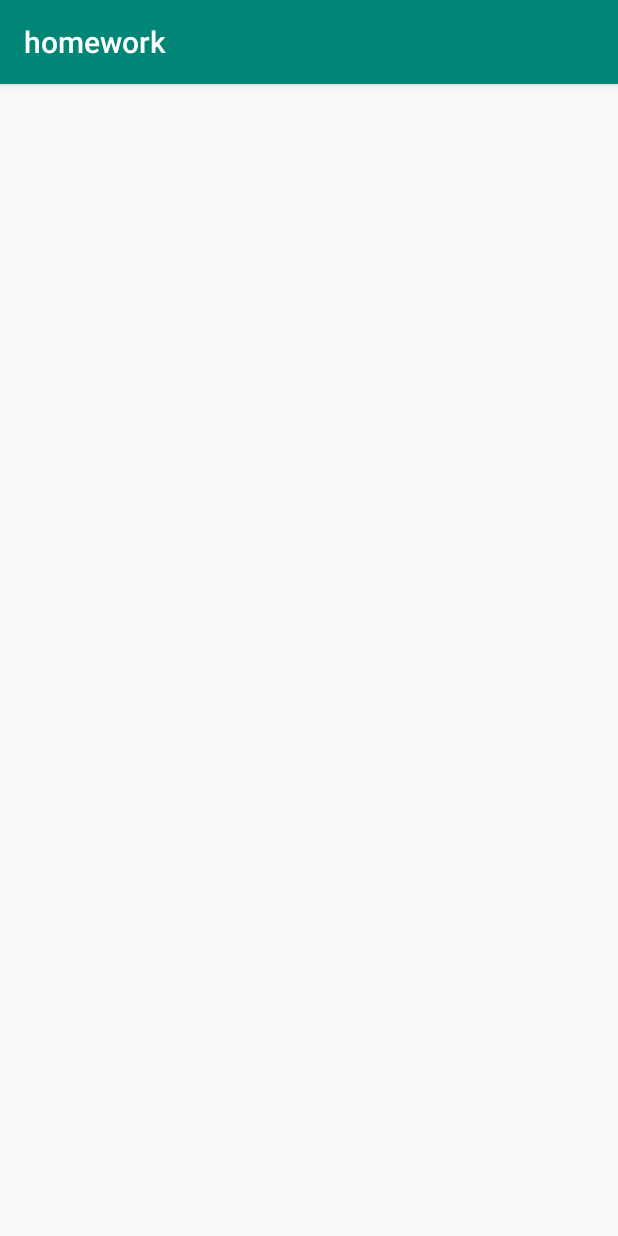
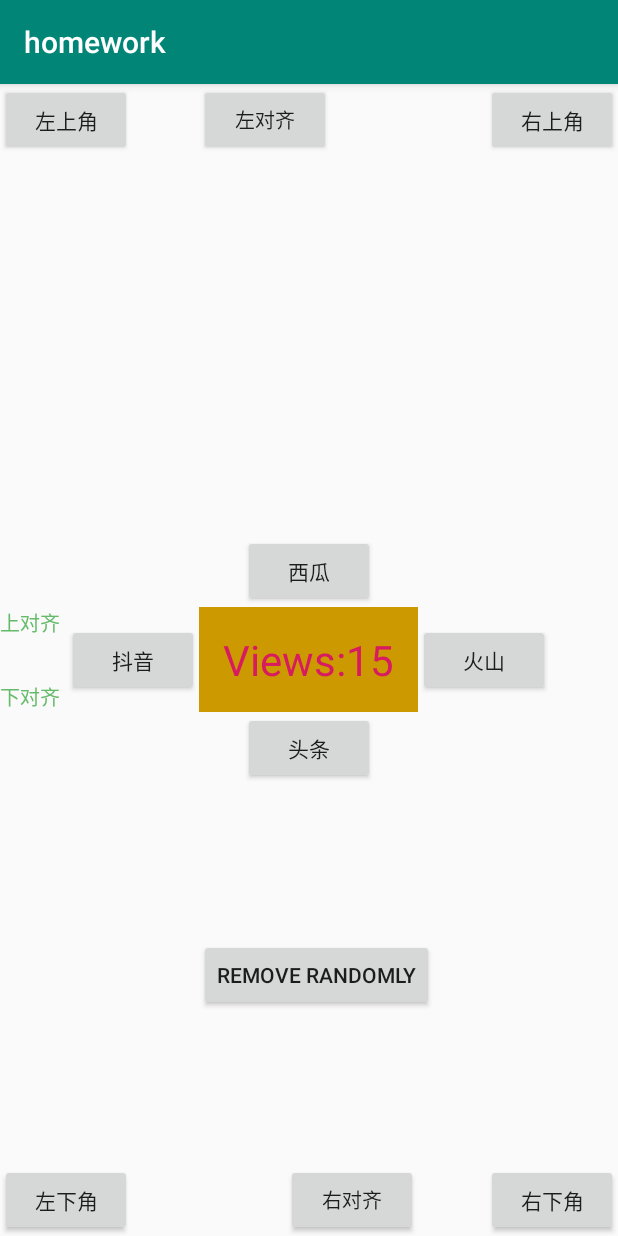
Before and after one commit to Gaojianli/app_playground, an Android app: the Exercises2 screen opened directly, with no data from a screen before it, on a phone screen of 412 x 824 dp. Run offline under Robolectric (Android 15) with nearby library versions, the phone set to English and light mode, and no system bars.

Commit message:
finish exer2

```diff
--- a/2nd/app/src/main/java/chapter/android/aweme/ss/com/homework/Exercises1.java
+++ b/2nd/app/src/main/java/chapter/android/aweme/ss/com/homework/Exercises1.java
@@ -41,7 +41,7 @@ public class Exercises1 extends AppCompatActivity {
     @Override
     protected void onCreate(@Nullable Bundle savedInstanceState) {
         super.onCreate(savedInstanceState);
-        setContentView(R.layout.activity_exec1);
+        setContentView(R.layout.activity_exer1);
         mLifecycleDisplay = findViewById(R.id.tv_loglifecycle);
         globalVar= ((MainApplication) getApplication()).getGlobalVar();
         if (globalVar.get(TAG) == null) {
--- a/2nd/app/src/main/java/chapter/android/aweme/ss/com/homework/Exercises2.java
+++ b/2nd/app/src/main/java/chapter/android/aweme/ss/com/homework/Exercises2.java
@@ -3,7 +3,12 @@ package chapter.android.aweme.ss.com.homework;
 import android.os.Bundle;
 import android.support.annotation.Nullable;
 import android.support.v7.app.AppCompatActivity;
+import android.view.Gravity;
 import android.view.View;
+import android.view.ViewGroup;
+import android.widget.Button;
+import android.widget.TextView;
+import android.widget.Toast;
 
 /**
  * 作业2：一个抖音笔试题：统计页面所有view的个数
@@ -16,10 +21,36 @@ public class Exercises2 extends AppCompatActivity {
     @Override
     protected void onCreate(@Nullable Bundle savedInstanceState) {
         super.onCreate(savedInstanceState);
+        setContentView(R.layout.activity_exer2);
+        //FrameLayout view = (FrameLayout) this.getWindow().getDecorView();
+        View mainView = findViewById(R.id.relative_view);
+        int ViewCounts = getAllChildViewCount(mainView);
+        TextView centerText = findViewById(R.id.tv_center);
+        centerText.setText(String.format("Views:%d", ViewCounts));
+        Button removeBtn = findViewById(R.id.remove_btn);
+        removeBtn.setOnClickListener(v -> {
+            int count = ((ViewGroup) mainView).getChildCount();
+            if (count <= 2) {
+                Toast toast = Toast.makeText(this, "No view to remove", Toast.LENGTH_SHORT);
+                toast.show();
+                return;
+            }
+            View toRemove;
+            do {
+                toRemove = ((ViewGroup) mainView).getChildAt((int) (Math.random() * count));
+            } while (toRemove.getId() == R.id.tv_center || toRemove.getId() == R.id.remove_btn);
+            ((ViewGroup) mainView).removeView(toRemove);
+            centerText.setText(String.format("Views:%d", getAllChildViewCount(mainView)));
+        });
     }
 
     public int getAllChildViewCount(View view) {
-        //todo 补全你的代码
-        return 0;
+        if (view instanceof ViewGroup) {
+            int subViews = 0;
+            for (int i = 0; i < ((ViewGroup) view).getChildCount(); i++)
+                subViews += getAllChildViewCount(((ViewGroup) view).getChildAt(i));
+            return 1 + subViews;
+        } else
+            return 1;
     }
 }
--- a/2nd/app/src/main/res/layout/activity_exec1.xml
+++ /dev/null
@@ -1,25 +0,0 @@
-<?xml version="1.0" encoding="utf-8"?>
-<LinearLayout xmlns:android="http://schemas.android.com/apk/res/android"
-              android:layout_width="match_parent"
-              android:layout_height="match_parent"
-              android:orientation="vertical"
-              android:padding="15dp">
-    <Button
-            android:layout_width="match_parent"
-            android:layout_height="wrap_content"
-            android:text="重置log" android:onClick="resetLifecycleDisplay"/>
-    <Button
-            android:layout_width="match_parent"
-            android:layout_height="wrap_content"
-            android:text="Back" android:onClick="back"/>
-    <ScrollView
-            android:layout_width="match_parent"
-            android:layout_height="wrap_content">
-        <TextView
-                android:id="@+id/tv_loglifecycle"
-                android:layout_width="wrap_content"
-                android:layout_height="wrap_content"
-                android:padding="8dp"
-                android:textSize="18sp"/>
-    </ScrollView>
-</LinearLayout>
--- /dev/null
+++ b/2nd/app/src/main/res/layout/activity_exer2.xml
@@ -0,0 +1,127 @@
+<?xml version="1.0" encoding="utf-8"?>
+<RelativeLayout xmlns:android="http://schemas.android.com/apk/res/android"
+                android:id="@+id/relative_view"
+                android:layout_width="match_parent"
+                android:layout_height="match_parent">
+
+    <Button
+            android:id="@+id/btn_left_top"
+            android:layout_width="wrap_content"
+            android:layout_height="wrap_content"
+            android:layout_alignParentLeft="true"
+            android:layout_alignParentTop="true"
+            android:text="左上角"
+            android:textAllCaps="false" />
+
+    <Button
+            android:layout_width="wrap_content"
+            android:layout_height="wrap_content"
+            android:layout_alignLeft="@id/tv_center"
+            android:text="左对齐"
+            android:textAllCaps="false"
+            android:textSize="13sp" />
+    <Button
+            android:layout_alignParentBottom="true"
+            android:layout_width="wrap_content"
+            android:layout_height="wrap_content"
+            android:layout_alignRight="@id/tv_center"
+            android:id="@+id/right_align"
+            android:text="右对齐"
+            android:textAllCaps="false"
+            android:textSize="13sp" />
+
+    <TextView
+            android:textColor="@color/material400Green"
+            android:layout_width="wrap_content"
+            android:layout_height="wrap_content"
+            android:layout_alignTop="@id/tv_center"
+            android:text="上对齐"
+            android:textAllCaps="false"
+            android:textSize="13sp" />
+
+    <TextView
+            android:textColor="@color/material400Green"
+            android:layout_width="wrap_content"
+            android:layout_height="wrap_content"
+            android:layout_alignBottom="@id/tv_center"
+            android:text="下对齐"
+            android:textAllCaps="false"
+            android:textSize="13sp" />
+
+    <Button
+            android:layout_width="wrap_content"
+            android:layout_height="wrap_content"
+            android:layout_alignParentLeft="true"
+            android:layout_alignParentBottom="true"
+            android:text="左下角"
+            android:textAllCaps="false" />
+    <Button android:layout_width="wrap_content"
+            android:layout_height="wrap_content"
+            android:layout_alignLeft="@id/tv_center"
+            android:layout_alignParentBottom="true"
+            android:id="@+id/remove_btn"
+            android:text="Remove Randomly"
+            android:layout_marginBottom="150dp"/>
+    <Button
+            android:layout_width="wrap_content"
+            android:layout_height="wrap_content"
+            android:layout_alignParentTop="true"
+            android:layout_alignParentRight="true"
+            android:text="右上角"
+            android:textAllCaps="false" />
+
+    <Button
+            android:layout_width="wrap_content"
+            android:layout_height="wrap_content"
+            android:layout_alignParentRight="true"
+            android:layout_alignParentBottom="true"
+            android:text="右下角"
+            android:textAllCaps="false" />
+
+
+    <Button
+            android:layout_width="wrap_content"
+            android:layout_height="wrap_content"
+            android:layout_centerVertical="true"
+            android:layout_toLeftOf="@id/tv_center"
+            android:text="抖音"
+            android:textAllCaps="false" />
+
+    <Button
+            android:layout_width="wrap_content"
+            android:layout_height="wrap_content"
+            android:layout_centerVertical="true"
+            android:layout_toRightOf="@id/tv_center"
+            android:text="火山"
+            android:textAllCaps="false" />
+
+
+    <Button
+            android:layout_width="wrap_content"
+            android:layout_height="wrap_content"
+            android:layout_above="@id/tv_center"
+            android:layout_centerHorizontal="true"
+            android:text="西瓜"
+            android:textAllCaps="false" />
+
+    <Button
+            android:layout_width="wrap_content"
+            android:layout_height="wrap_content"
+            android:layout_below="@id/tv_center"
+            android:layout_centerHorizontal="true"
+            android:text="头条"
+            android:textAllCaps="false" />
+
+    <TextView
+            android:background="#c90"
+            android:padding="16dp"
+            android:id="@+id/tv_center"
+            android:layout_width="wrap_content"
+            android:layout_height="wrap_content"
+            android:layout_centerInParent="true"
+            android:text="字节跳动"
+            android:textColor="@color/colorAccent"
+            android:textSize="28sp"/>
+
+
+</RelativeLayout>
--- a/2nd/app/src/main/res/values/colors.xml
+++ b/2nd/app/src/main/res/values/colors.xml
@@ -6,4 +6,22 @@
     <color name="colorBackground">#161823</color>
     <color name="white">#ffffff</color>
 
+    <color name="material50Green">#E8F5E9</color>
+    <color name="material100Green">#C8E6C9</color>
+    <color name="material150Green">#B7DEB8</color>
+    <color name="material200Green">#A5D6A7</color>
+    <color name="material250Green">#93CF96</color>
+    <color name="material300Green">#81C784</color>
+    <color name="material350Green">#74C177</color>
+    <color name="material400Green">#66BB6A</color>
+    <color name="material450Green">#59B55D</color>
+    <color name="material500Green">#4CAF50</color>
+    <color name="material550Green">#48A84C</color>
+    <color name="material600Green">#43A047</color>
+    <color name="material650Green">#3E9742</color>
+    <color name="material700Green">#388E3C</color>
+    <color name="material750Green">#338637</color>
+    <color name="material800Green">#2E7D32</color>
+    <color name="material850Green">#256E29</color>
+    <color name="material900Green">#1B5E20</color>
 </resources>
```
Also changed, not shown: 2 other files.
